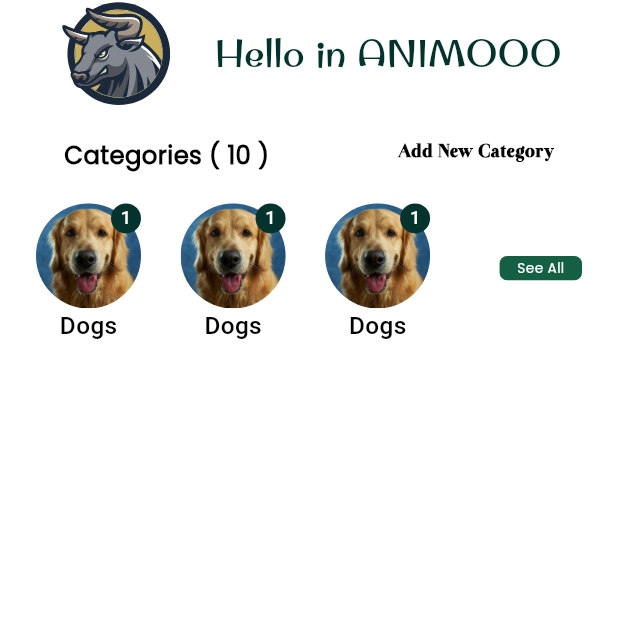
After one commit to hamed12232/Animooo_App, a Flutter app: the screen it shows after launch, on a phone screen of 412 x 824 dp, the top half of it. The commit adds this screen. Run offline on Flutter 3.47's test engine with Material 3 defaults, Android fonts, the phone set to English and light mode, and no system bars; our stand-ins replace connectivity_plus, dartz, dio, dotted_border, flutter_bloc, flutter_screenutil and 4 more.

Commit message:
add CustomListViewSeperatorCategories

```diff
--- /dev/null
+++ b/lib/features/home/view/widget/custom_list_view_seperator_categories.dart
@@ -0,0 +1,96 @@
+
+import 'package:animoo_app/core/constant/asset_values.dart';
+import 'package:animoo_app/core/spacing/horizental_space.dart';
+import 'package:animoo_app/core/style/app_border_radius.dart';
+import 'package:animoo_app/core/style/app_colors.dart';
+import 'package:animoo_app/core/style/app_fonts_size.dart';
+import 'package:animoo_app/core/style/app_height.dart';
+import 'package:animoo_app/core/style/app_width.dart';
+import 'package:animoo_app/core/style/padding.dart';
+import 'package:flutter/material.dart';
+
+class CustomListViewSeperatorCategories extends StatelessWidget {
+  const CustomListViewSeperatorCategories({
+    super.key,
+  });
+
+  @override
+  Widget build(BuildContext context) {
+    return Row(
+      children: [
+        Expanded(
+          child: ListView.separated(
+            separatorBuilder: (context, index) {
+              return HorizentalSpace(width: AppWidth.w24);
+            },
+            scrollDirection: Axis.horizontal,
+            itemCount: 3,
+            itemBuilder: (BuildContext context, index) {
+              return Stack(
+                children: [
+                  Column(
+                    children: [
+                      CircleAvatar(
+                        radius: AppBorderRadius.br35,
+                        backgroundImage: AssetImage(
+                          AssetValues.categoriesPhoto,
+                        ),
+                      ),
+                      Text(
+                        "Dogs",
+                        style: TextStyle(
+                          fontSize: AppFontsSize.s16,
+                          color: AppColors.kblackColor,
+                          fontWeight: FontWeight.w500,
+                        ),
+                      ),
+                    ],
+                  ),
+                  Positioned(
+                    right: 0,
+                    child: CircleAvatar(
+                      radius: AppBorderRadius.br10,
+                      backgroundColor: AppColors.kprimaryColor,
+                      child: Text(
+                        "1",
+                        style: TextStyle(
+                          color: AppColors.kbackGroungColor,
+                          fontSize: AppFontsSize.s12,
+                        ),
+                      ),
+                    ),
+                  ),
+                ],
+              );
+            },
+          ),
+        ),
+        Align(
+          alignment: Alignment.topLeft,
+          child: Container(
+              margin: EdgeInsets.only(top: PAdding.kPadding35),
+            width: AppWidth.w50,
+            height: AppHeight.h16,
+            decoration: BoxDecoration(
+              color: AppColors.ksellAllProductsColor,
+
+              borderRadius: BorderRadius.circular(
+                AppBorderRadius.br5,
+              ),
+            ),
+            child: Center(
+              child: Text(
+                "See All",
+                style: TextStyle(
+                  fontFamily: "Poppins",
+                  color: AppColors.kbackGroungColor,
+                  fontSize: AppFontsSize.s9,
+                ),
+              ),
+            ),
+          ),
+        ),
+      ],
+    );
+  }
+}
```
Also changed, not shown: lib/features/home/view/screen/home_screen.dart (+2 -76 lines).
